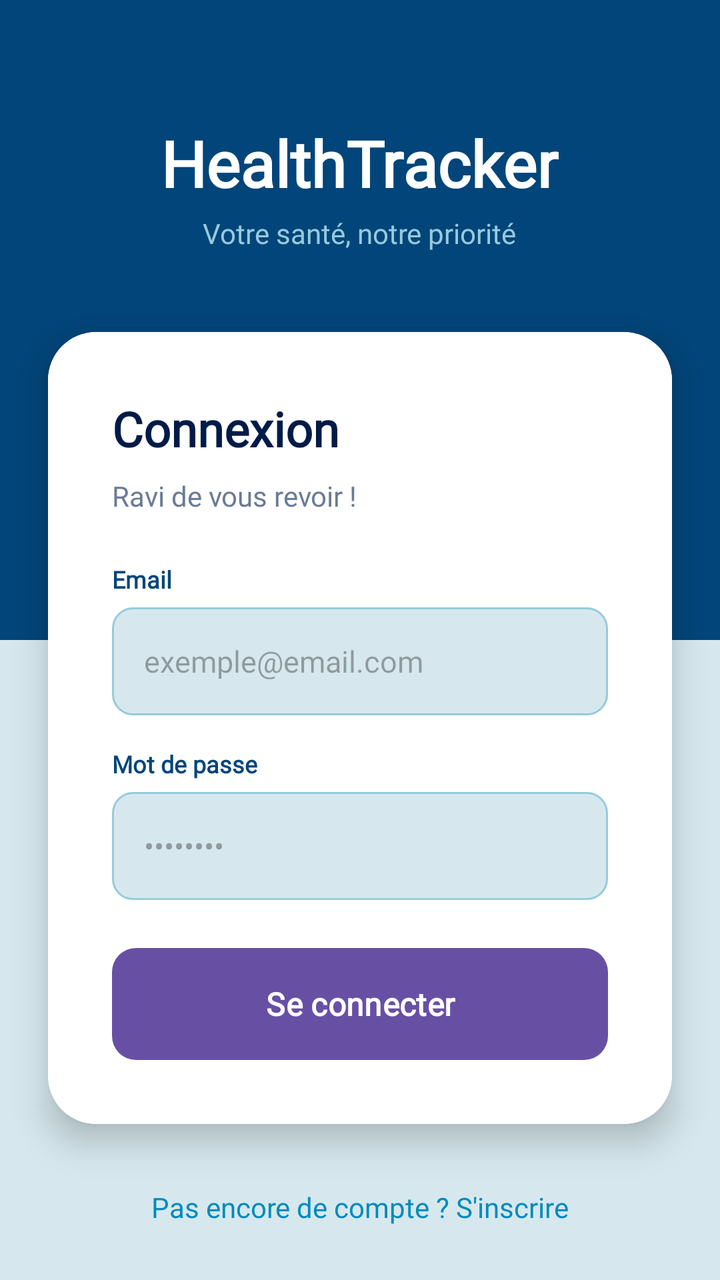
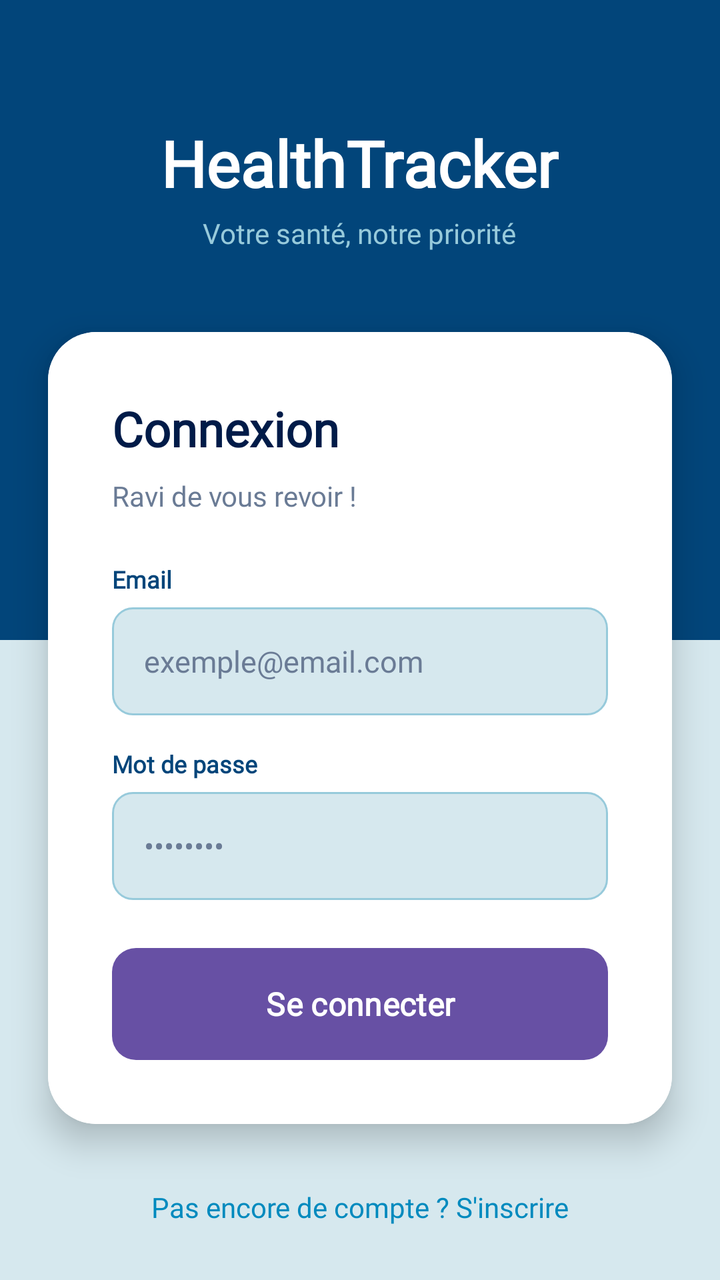

Before-and-after screenshots of an Android layout around one commit, followed by the original layout XML and the change that was made.
<!-- AndroidManifest.xml: application theme Theme.Se77a -->
<!-- res/layout/activity_login.xml -->
<?xml version="1.0" encoding="utf-8"?>
<androidx.constraintlayout.widget.ConstraintLayout xmlns:android="http://schemas.android.com/apk/res/android"
    xmlns:app="http://schemas.android.com/apk/res-auto"
    android:layout_width="match_parent"
    android:layout_height="match_parent"
    android:background="@color/blue_light_2">

    
    <View
        android:id="@+id/viewHeader"
        android:layout_width="match_parent"
        android:layout_height="320dp"
        android:background="@color/blue_dark_2"
        app:layout_constraintTop_toTopOf="parent" />

    <LinearLayout
        android:id="@+id/llHeader"
        android:layout_width="match_parent"
        android:layout_height="wrap_content"
        android:orientation="vertical"
        android:paddingTop="60dp"
        android:gravity="center"
        app:layout_constraintTop_toTopOf="parent">

        <TextView
            android:layout_width="wrap_content"
            android:layout_height="wrap_content"
            android:text="HealthTracker"
            android:textSize="32sp"
            android:textStyle="bold"
            android:fontFamily="@font/nunito_bold"
            android:textColor="@color/white"/>

        <TextView
            android:layout_width="wrap_content"
            android:layout_height="wrap_content"
            android:text="Votre santé, notre priorité"
            android:textSize="14sp"
            android:fontFamily="@font/nunito_bold"
            android:textColor="@color/blue_light_1"
            android:layout_marginTop="4dp"/>
    </LinearLayout>

    <androidx.cardview.widget.CardView
        android:id="@+id/cvLogin"
        android:layout_width="match_parent"
        android:layout_height="wrap_content"
        android:layout_marginStart="24dp"
        android:layout_marginEnd="24dp"
        android:layout_marginTop="40dp"
        app:cardCornerRadius="24dp"
        app:cardElevation="10dp"
        app:layout_constraintTop_toBottomOf="@id/llHeader">

        <LinearLayout
            android:layout_width="match_parent"
            android:layout_height="wrap_content"
            android:orientation="vertical"
            android:padding="32dp"
            android:background="@color/white">

            <TextView
                android:layout_width="wrap_content"
                android:layout_height="wrap_content"
                android:text="Connexion"
                android:textSize="24sp"
                android:textStyle="bold"
                android:fontFamily="@font/nunito_bold"
                android:textColor="@color/blue_dark_1"
                android:layout_marginBottom="8dp"/>

            <TextView
                android:layout_width="wrap_content"
                android:layout_height="wrap_content"
                android:text="Ravi de vous revoir !"
                android:textSize="14sp"
                android:fontFamily="@font/nunito_bold"
                android:textColor="@color/gray_text"
                android:layout_marginBottom="24dp"/>

            <TextView
                android:layout_width="wrap_content"
                android:layout_height="wrap_content"
                android:text="Email"
                android:textSize="12sp"
                android:textColor="@color/blue_dark_2"
                android:textStyle="bold"
                android:fontFamily="@font/nunito_bold"
                android:layout_marginBottom="6dp"/>

            <EditText
                android:id="@+id/etEmail"
                android:layout_width="match_parent"
                android:layout_height="54dp"
                android:hint="exemple@email.com"
                android:inputType="textEmailAddress"
                android:fontFamily="@font/nunito_bold"
                android:background="@drawable/input_bg"
                android:paddingStart="16dp"
                android:paddingEnd="16dp"
                android:textSize="15sp"
                android:layout_marginBottom="16dp"/>

            <TextView
                android:layout_width="wrap_content"
                android:layout_height="wrap_content"
                android:text="Mot de passe"
                android:textSize="12sp"
                android:textColor="@color/blue_dark_2"
                android:textStyle="bold"
                android:fontFamily="@font/nunito_bold"
                android:layout_marginBottom="6dp"/>

            <EditText
                android:id="@+id/etPassword"
                android:layout_width="match_parent"
                android:layout_height="54dp"
                android:hint="••••••••"
                android:inputType="textPassword"
                android:fontFamily="@font/nunito_bold"
                android:background="@drawable/input_bg"
                android:paddingStart="16dp"
                android:paddingEnd="16dp"
                android:textSize="15sp"
                android:layout_marginBottom="24dp"/>

            <Button
                android:id="@+id/btnLogin"
                android:layout_width="match_parent"
                android:layout_height="56dp"
                android:text="Se connecter"
                android:textColor="@color/white"
                android:textStyle="bold"
                android:fontFamily="@font/nunito_bold"
                android:background="@drawable/btn_primary"
                android:textAllCaps="false"
                android:textSize="16sp"/>

        </LinearLayout>
    </androidx.cardview.widget.CardView>

    <TextView
        android:id="@+id/tvGoRegister"
        android:layout_width="wrap_content"
        android:layout_height="wrap_content"
        android:text="Pas encore de compte ? S'inscrire"
        android:fontFamily="@font/nunito_bold"
        android:textColor="@color/blue_medium"
        android:textSize="14sp"
        android:padding="16dp"
        app:layout_constraintTop_toBottomOf="@id/cvLogin"
        app:layout_constraintStart_toStartOf="parent"
        app:layout_constraintEnd_toEndOf="parent"
        android:layout_marginTop="16dp"/>

</androidx.constraintlayout.widget.ConstraintLayout>
<!-- resources referenced by this layout -->
<resources>
  <color name="blue_dark_1">#001B48</color>
  <color name="blue_dark_2">#02457A</color>
  <color name="blue_light_1">#97CADB</color>
  <color name="blue_light_2">#D6E8EE</color>
  <color name="blue_medium">#018ABE</color>
  <color name="gray_text">#6A7B95</color>
  <color name="white">#FFFFFFFF</color>
  <!-- drawable btn_primary (drawable) -->
  <?xml version="1.0" encoding="utf-8"?>
  <shape xmlns:android="http://schemas.android.com/apk/res/android">
      <solid android:color="@color/blue_medium"/>
      <corners android:radius="12dp"/>
  </shape>
  <!-- drawable input_bg (drawable) -->
  <?xml version="1.0" encoding="utf-8"?>
  <shape xmlns:android="http://schemas.android.com/apk/res/android">
      <solid android:color="@color/blue_light_2"/>
      <stroke android:width="1dp" android:color="@color/blue_light_1"/>
      <corners android:radius="10dp"/>
  </shape>
  <style name="Theme.Se77a" parent="Base.Theme.Se77a" />
  <style name="Base.Theme.Se77a" parent="Theme.Material3.DayNight.NoActionBar">
          
          
      </style>
</resources>

<!-- the commit's change to res/layout/activity_login.xml (unified diff, before → after) -->
@@ -99,6 +99,9 @@
                 android:paddingStart="16dp"
                 android:paddingEnd="16dp"
                 android:textSize="15sp"
+                android:textColor="@color/blue_dark_1"
+                android:textColorHint="@color/gray_text"
+                android:imeOptions="actionNext"
                 android:layout_marginBottom="16dp"/>
 
             <TextView
@@ -122,6 +125,9 @@
                 android:paddingStart="16dp"
                 android:paddingEnd="16dp"
                 android:textSize="15sp"
+                android:textColor="@color/blue_dark_1"
+                android:textColorHint="@color/gray_text"
+                android:imeOptions="actionDone"
                 android:layout_marginBottom="24dp"/>
 
             <Button
